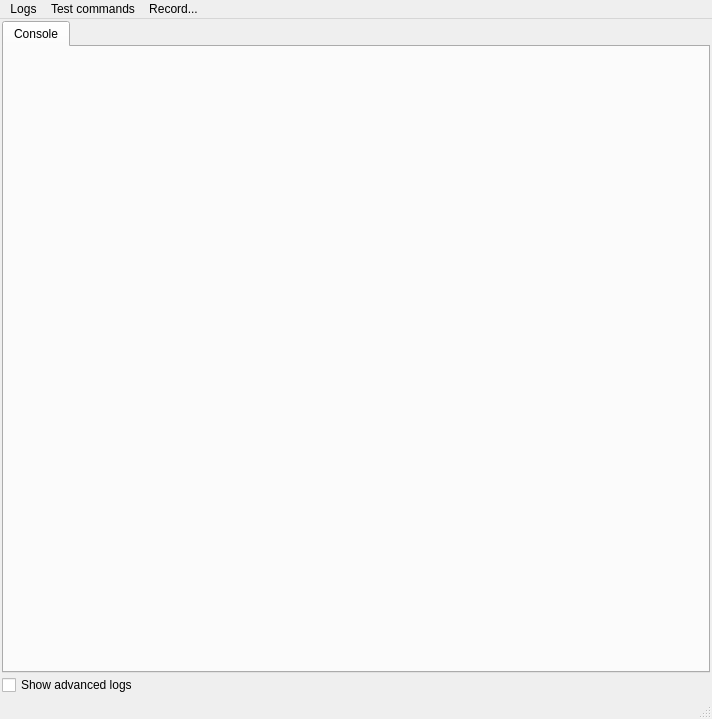
The window that mainwindow.ui (M25Racer/SBC_App) describes before a commit, drawn with Qt 5.
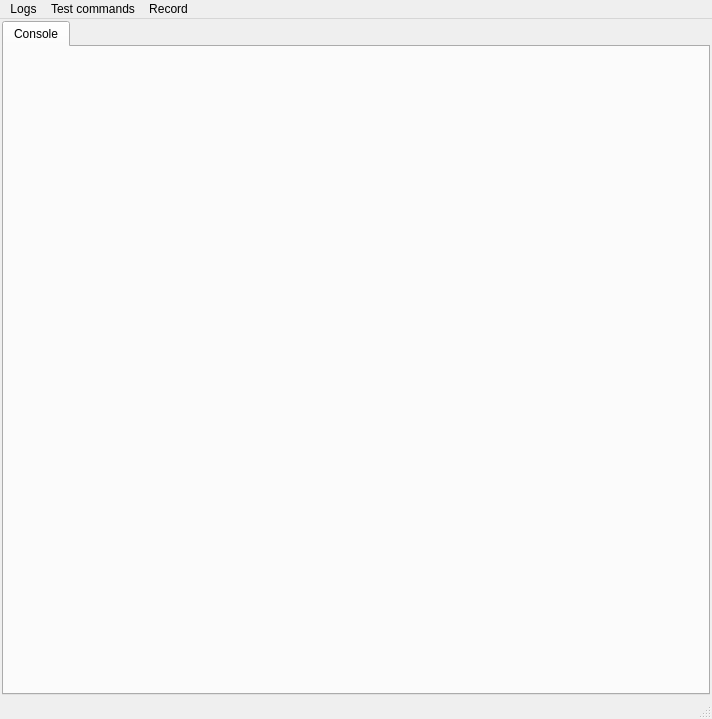
The same window after the commit.

Commit message:
GUI advanced logs moved
Show advanced logs checkbox moved to menu

Patch:
```diff
--- a/mainwindow.ui
+++ b/mainwindow.ui
@@ -54,25 +54,6 @@
       </widget>
      </widget>
     </item>
-    <item>
-     <widget class="QCheckBox" name="checkBox_ShowAdvLogs">
-      <property name="tabletTracking">
-       <bool>false</bool>
-      </property>
-      <property name="text">
-       <string>Show advanced logs</string>
-      </property>
-      <property name="checkable">
-       <bool>true</bool>
-      </property>
-      <property name="checked">
-       <bool>false</bool>
-      </property>
-      <property name="tristate">
-       <bool>false</bool>
-      </property>
-     </widget>
-    </item>
    </layout>
   </widget>
   <widget class="QMenuBar" name="menuBar">
@@ -103,7 +84,7 @@
    </widget>
    <widget class="QMenu" name="menuRecord">
     <property name="title">
-     <string>Record...</string>
+     <string>Record</string>
     </property>
     <addaction name="actionRecord_Sweep_to_file"/>
    </widget>
```
Left out of the diff: 12 changed lines with no effect on the pictures. The commit also changes 2 other files.
